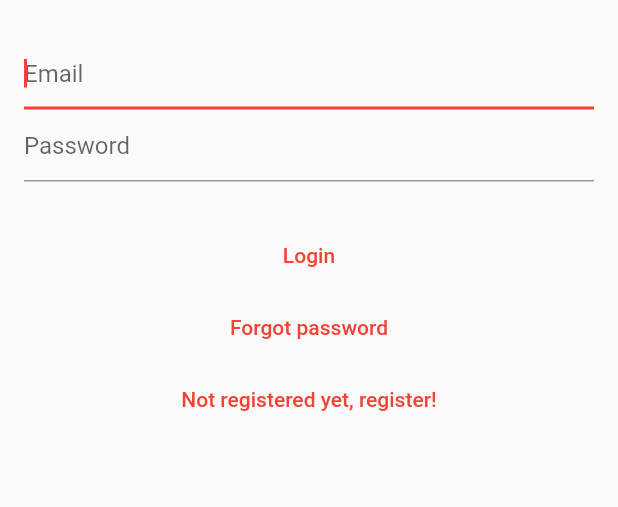
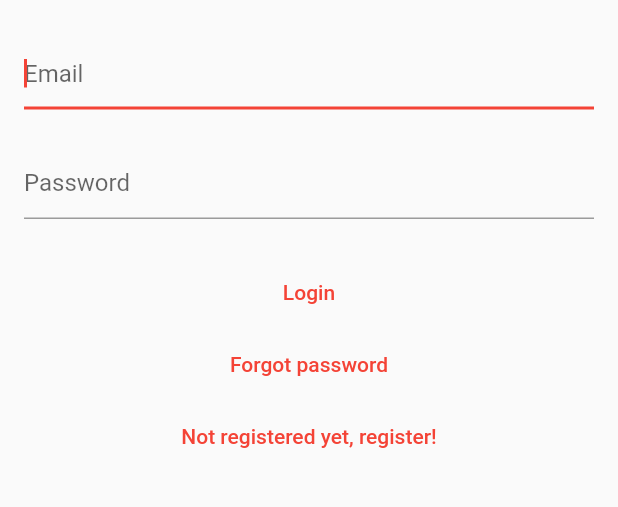
Before and after one commit to JameelGharra/MyNotes-app, a Flutter app: the screen it shows after launch, on a phone screen of 412 x 824 dp, the part 165-672 px from its top. Run offline on Flutter 3.47's test engine with Material 2 defaults, Android fonts, the light colour scheme and no system bars; our stand-ins replace bloc, cloud_firestore, equatable, firebase_auth, firebase_core, flutter_bloc and 1 more; accounts and stored records are empty.

Commit message:
Added sizedboxes for register & login views, removed border-line for textfield upon updating/creating new note.

```diff
--- a/lib/views/login_view.dart
+++ b/lib/views/login_view.dart
@@ -80,6 +80,9 @@ class _LoginViewState extends State<LoginView> {
                 decoration: const InputDecoration(hintText: 'Email'),
                 controller: _email,
               ),
+              const SizedBox(
+                height: 25.0,
+              ),
               TextField(
                 keyboardType: TextInputType.emailAddress,
                 obscureText: true,
--- a/lib/views/notes/create_update_note_view.dart
+++ b/lib/views/notes/create_update_note_view.dart
@@ -111,8 +111,11 @@ class _CreateUpdateNewNoteState extends State<CreateUpdateNewNote> {
                     controller: _textController,
                     keyboardType: TextInputType.multiline,
                     maxLines: null,
+                    cursorColor: Colors.red,
                     decoration: const InputDecoration(
-                        hintText: 'Start typing your note'), // for expanding
+                      hintText: 'Start typing your note',
+                      border: InputBorder.none,
+                    ),
                   );
                 }
               default:
--- a/lib/views/register_view.dart
+++ b/lib/views/register_view.dart
@@ -79,6 +79,9 @@ class _RegisterViewState extends State<RegisterView> {
                 decoration: const InputDecoration(hintText: 'Email'),
                 controller: _email,
               ),
+              const SizedBox(
+                height: 25.0,
+              ),
               TextField(
                 keyboardType: TextInputType.emailAddress,
                 obscureText: true,
```
